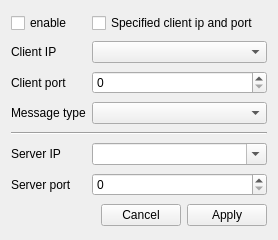
Old version of the form Source/Tools/ToolsUI/xToolsSocketClientTransmitterToolUiEditor.ui in the repository x-tools-author/x-tools.
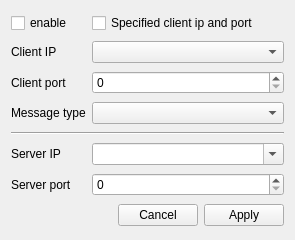
New version of the form. Custom widgets are drawn as their Qt base class.

Patch:
```diff
--- a/Source/Tools/ToolsUI/xToolsSocketClientTransmitterToolUiEditor.ui
+++ b/Source/Tools/ToolsUI/xToolsSocketClientTransmitterToolUiEditor.ui
@@ -6,7 +6,7 @@
    <rect>
     <x>0</x>
     <y>0</y>
-    <width>278</width>
+    <width>295</width>
     <height>240</height>
    </rect>
   </property>
```
Left out of the diff: 4 changed lines with no effect on the pictures.
